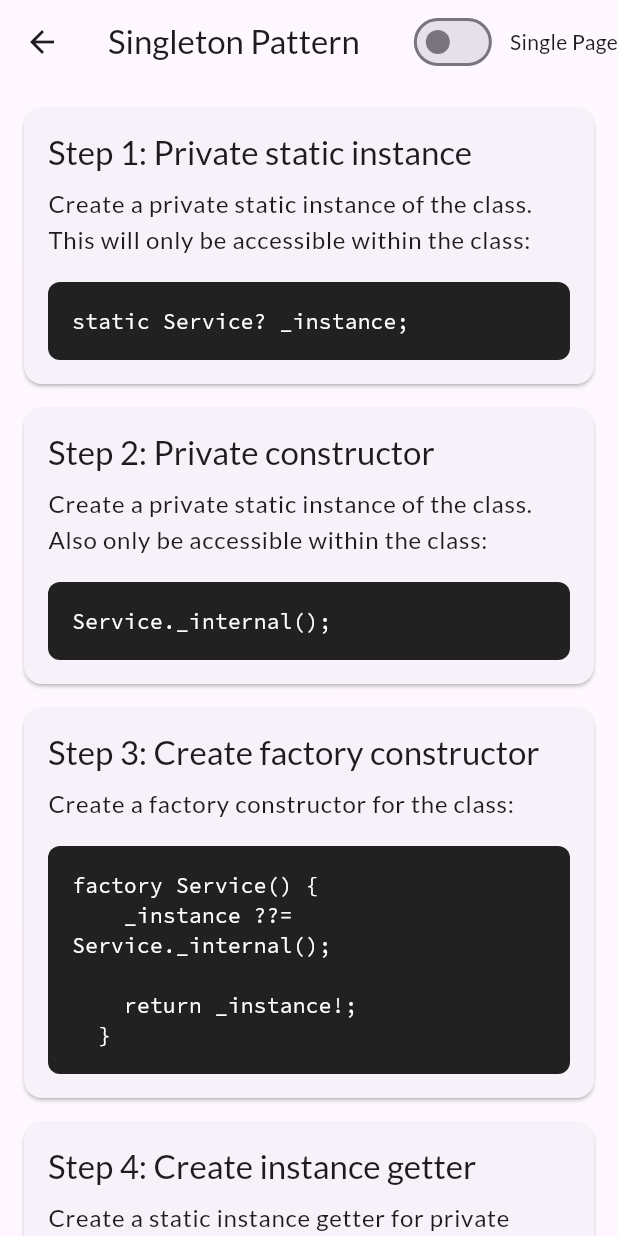
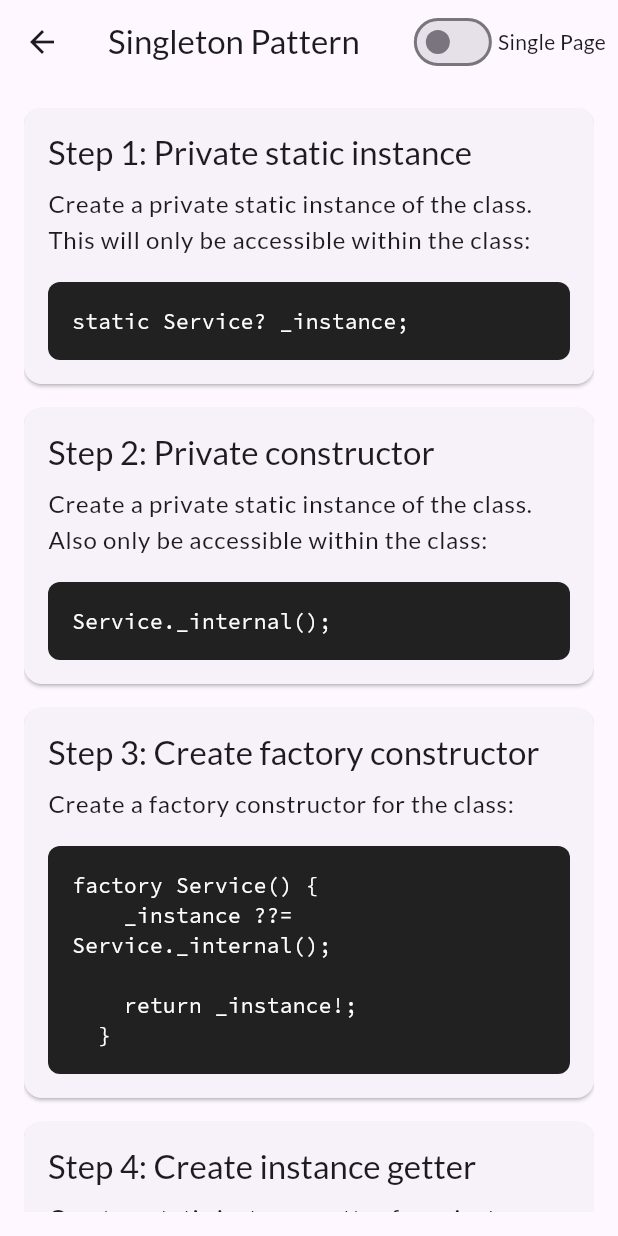
Before and after one commit to ratiebareeng/dart-design-patterns, a Flutter app: the screen it shows after launch, after a tap on "Singleton Pattern", on a phone screen of 412 x 824 dp. Run offline on Flutter 3.47's test engine with Material 3 defaults, Android fonts, the phone set to English and light mode, and no system bars; our stand-ins replace google_fonts.

Commit message:
Finalize singleton tutorial

```diff
--- a/lib/main.dart
+++ b/lib/main.dart
@@ -44,6 +44,7 @@ class _TutorialHomePageState extends State<TutorialHomePage> {
         crossAxisCount: kIsWeb ? 4 : 2,
         mainAxisSpacing: kIsWeb ? 16 : 8,
         crossAxisSpacing: kIsWeb ? 16 : 8,
+        padding: const EdgeInsets.all(16),
         children: tutorials
             .map((tutorial) => GestureDetector(
                   onTap: () {
--- a/lib/tutorial_detail.dart
+++ b/lib/tutorial_detail.dart
@@ -29,18 +29,20 @@ class _TutorialDetailState extends State<TutorialDetailPage> {
               });
             },
           ),
+          Text(isMultiPageView ? 'Page View' : 'Single Page'),
           const SizedBox(width: 8),
-          Text(isMultiPageView ? 'Page View' : 'Single Page'),
         ],
       ),
-      body: isMultiPageView ? _buildPageView() : _buildSinglePageView(),
+      body: Padding(
+        padding: const EdgeInsets.all(16.0),
+        child: isMultiPageView ? _buildPageView() : _buildSinglePageView(),
+      ),
     );
   }
 
   Widget _buildSinglePageView() {
     return ListView.builder(
       itemCount: tutorialDetails[widget.tutorial]!.length,
-      padding: const EdgeInsets.all(16),
       itemBuilder: (context, index) {
         return _buildTutorialStep(tutorialDetails[widget.tutorial]![index]);
       },
```
Also changed, not shown: lib/data.dart (+25 -0 lines).
